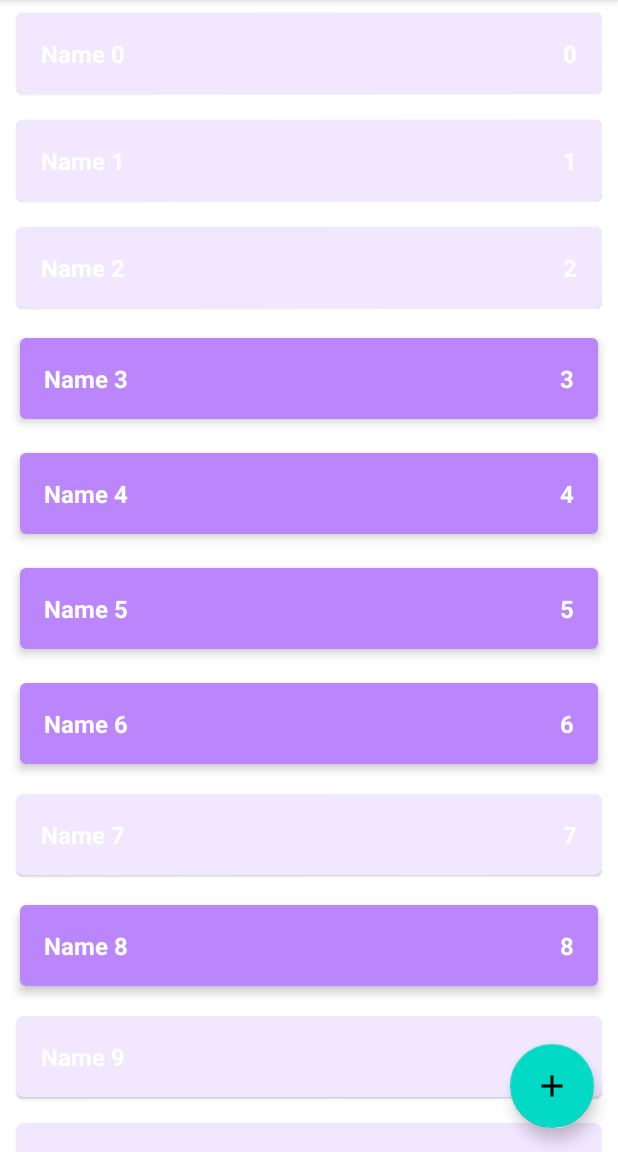
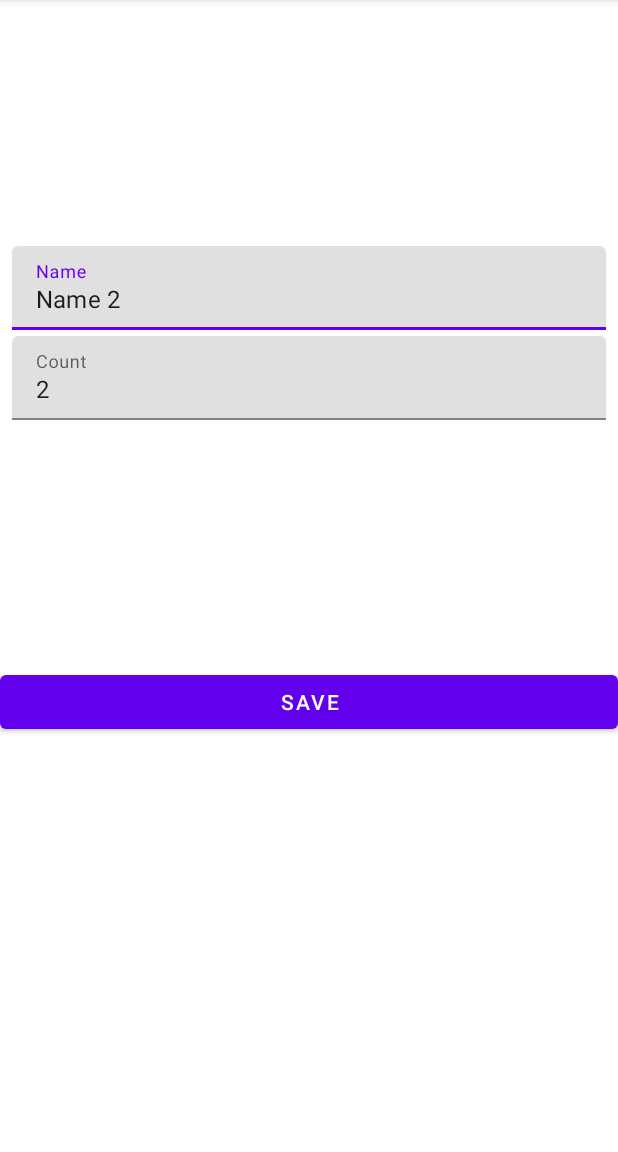
Before and after one commit to Dimamaman/ShoppinList, an Android app: the screen it shows after launch (MainActivity before the commit, ShopItemActivity after it), after a tap on an icon or button, on a phone screen of 412 x 824 dp, the part 84-1236 px from its top. Run offline under Robolectric (Android 15) with nearby library versions, the phone set to English and light mode, and no system bars.

Commit message:
second activity

```diff
--- a/app/src/main/java/com/example/shoppinlist/data/ShopRepositoryImp.kt
+++ b/app/src/main/java/com/example/shoppinlist/data/ShopRepositoryImp.kt
@@ -12,7 +12,7 @@ object ShopRepositoryImp : ShopListRepository {
     private var autoIncrementId = 0
 
     init {
-        for (i in 0 .. 1000) {
+        for (i in 0 .. 10) {
             val item = ShopItem("Name $i",i, Random.nextBoolean())
             addShopItem(item)
         }
--- a/app/src/main/java/com/example/shoppinlist/presentation/MainActivity.kt
+++ b/app/src/main/java/com/example/shoppinlist/presentation/MainActivity.kt
@@ -8,6 +8,7 @@ import androidx.recyclerview.widget.ItemTouchHelper
 import androidx.recyclerview.widget.RecyclerView
 import com.example.shoppinlist.R
 import com.example.shoppinlist.domain.ShopItem
+import com.google.android.material.floatingactionbutton.FloatingActionButton
 
 class MainActivity : AppCompatActivity() {
     private lateinit var mainViewModel: MainViewModel
@@ -22,6 +23,12 @@ class MainActivity : AppCompatActivity() {
 
         mainViewModel.shopList.observe(this) {
             shopListAdapter.submitList(it)
+        }
+
+        val addButton: FloatingActionButton = findViewById(R.id.button_add_shop_item)
+        addButton.setOnClickListener {
+            val intent = ShopItemActivity.newIntentAddItem(this)
+            startActivity(intent)
         }
     }
 
@@ -71,6 +78,8 @@ class MainActivity : AppCompatActivity() {
     private fun setUpClickListener() {
         shopListAdapter.onShopItemClickListener = {
             Log.d("Clicked", it.name)
+            val intent = ShopItemActivity.newItentEditItem(this,it.id)
+            startActivity(intent)
         }
     }
 
--- /dev/null
+++ b/app/src/main/java/com/example/shoppinlist/presentation/ShopItemActivity.kt
@@ -0,0 +1,151 @@
+package com.example.shoppinlist.presentation
+
+import android.content.Context
+import android.content.Intent
+import androidx.appcompat.app.AppCompatActivity
+import android.os.Bundle
+import android.text.Editable
+import android.text.TextWatcher
+import android.widget.Button
+import android.widget.EditText
+import androidx.lifecycle.ViewModelProvider
+import com.example.shoppinlist.R
+import com.example.shoppinlist.domain.ShopItem
+import com.google.android.material.textfield.TextInputLayout
+
+class ShopItemActivity : AppCompatActivity() {
+    private lateinit var viewmodel: ShopItemViewModel
+    private lateinit var tilName: TextInputLayout
+    private lateinit var tilCount: TextInputLayout
+    private lateinit var etName: EditText
+    private lateinit var etCount: EditText
+    private lateinit var buttonSave: Button
+    private var screenMode = ""
+    private var shopItemId = ShopItem.UNDEFINED_ID
+
+    override fun onCreate(savedInstanceState: Bundle?) {
+        super.onCreate(savedInstanceState)
+        setContentView(R.layout.activity_shop_item)
+        parseIntent()
+        viewmodel = ViewModelProvider(this)[ShopItemViewModel::class.java]
+        initViews()
+        addTextChangeListener()
+        launchRightMode()
+        observeViewModel()
+    }
+
+    private fun observeViewModel() {
+        viewmodel.errorInputCount.observe(this) {
+            val message = if (it) {
+                getString(R.string.error_input_count)
+            } else {
+                null
+            }
+            tilCount.error = message
+        }
+
+        viewmodel.errorInputName.observe(this) {
+            val message = if (it) {
+                getString(R.string.error_input_name)
+            } else {
+                null
+            }
+            tilName.error = message
+        }
+
+        viewmodel.shouldClosedScreen.observe(this) {
+            finish()
+        }
+    }
+
+    private fun launchRightMode() {
+        when (screenMode) {
+            MODE_EDIT -> launchEditMode()
+            MODE_ADD -> launchAddMode()
+        }
+    }
+
+    private fun addTextChangeListener() {
+        etName.addTextChangedListener(object : TextWatcher {
+            override fun beforeTextChanged(s: CharSequence?, start: Int, count: Int, after: Int) {}
+
+            override fun onTextChanged(s: CharSequence?, start: Int, before: Int, count: Int) {
+                viewmodel.resetErrorInputName()
+            }
+
+            override fun afterTextChanged(s: Editable?) {}
+        })
+
+        etCount.addTextChangedListener(object : TextWatcher {
+            override fun beforeTextChanged(s: CharSequence?, start: Int, count: Int, after: Int) {}
+
+            override fun onTextChanged(s: CharSequence?, start: Int, before: Int, count: Int) {
+                viewmodel.resetErrorInputCount()
+            }
+
+            override fun afterTextChanged(s: Editable?) {}
+        })
+    }
+
+    private fun launchEditMode() {
+        viewmodel.getShopItem(shopItemId)
+        viewmodel.shopItem.observe(this) {
+            etName.setText(it.name)
+            etCount.setText(it.count.toString())
+        }
+        buttonSave.setOnClickListener {
+            viewmodel.editShopItem(etName.text?.toString(),etCount.text?.toString())
+        }
+    }
+
+    private fun launchAddMode() {
+        buttonSave.setOnClickListener {
+            viewmodel.addShopItem(etName.text?.toString(),etCount.text?.toString())
+        }
+    }
+
+    private fun initViews() {
+        tilName = findViewById(R.id.til_name)
+        tilCount = findViewById(R.id.til_count)
+        etName = findViewById(R.id.et_name)
+        etCount = findViewById(R.id.et_count)
+        buttonSave = findViewById(R.id.save_button)
+    }
+
+    private fun parseIntent() {
+        if (!intent.hasExtra(EXTRA_SCREEN_MODE)) {
+            throw RuntimeException("Param screen mode is absent")
+        }
+        val mode = intent.getStringExtra(EXTRA_SCREEN_MODE)
+        if (mode != MODE_ADD && mode != MODE_EDIT) {
+            throw RuntimeException("Param screen mode is absent")
+        }
+        screenMode = mode
+        if (screenMode == MODE_EDIT) {
+            if (!intent.hasExtra(EXTRA_SHOP_ITEM_ID)) {
+                throw RuntimeException("Unknown screen mode $mode")
+            }
+            shopItemId = intent.getIntExtra(EXTRA_SHOP_ITEM_ID,ShopItem.UNDEFINED_ID)
+        }
+    }
+
+    companion object {
+        private const val EXTRA_SCREEN_MODE = "extra_mode"
+        private const val EXTRA_SHOP_ITEM_ID = "extra_shop_item_id"
+        private const val MODE_EDIT = "mode_edit"
+        private const val MODE_ADD = "mode_add"
+
+        fun newIntentAddItem(context: Context): Intent {
+            val intent = Intent(context,ShopItemActivity::class.java)
+            intent.putExtra(EXTRA_SCREEN_MODE, MODE_ADD)
+            return intent
+        }
+
+        fun newItentEditItem(context: Context,shopItemId: Int): Intent {
+            val intent = Intent(context,ShopItemActivity::class.java)
+            intent.putExtra(EXTRA_SCREEN_MODE, MODE_EDIT)
+            intent.putExtra(EXTRA_SHOP_ITEM_ID,shopItemId)
+            return intent
+        }
+    }
+}
--- /dev/null
+++ b/app/src/main/java/com/example/shoppinlist/presentation/ShopItemViewModel.kt
@@ -0,0 +1,105 @@
+package com.example.shoppinlist.presentation
+
+import androidx.lifecycle.LiveData
+import androidx.lifecycle.MutableLiveData
+import androidx.lifecycle.ViewModel
+import com.example.shoppinlist.data.ShopRepositoryImp
+import com.example.shoppinlist.domain.AddShopItemUseCase
+import com.example.shoppinlist.domain.EditShopItemUseCase
+import com.example.shoppinlist.domain.GetShopItemUseCase
+import com.example.shoppinlist.domain.ShopItem
+
+class ShopItemViewModel : ViewModel() {
+
+    private val repository = ShopRepositoryImp
+    private val getShopItemUseCase = GetShopItemUseCase(repository)
+    private val addShopItemUseCase = AddShopItemUseCase(repository)
+    private val editShopItemUseCase = EditShopItemUseCase(repository)
+
+    private val _errorInputName: MutableLiveData<Boolean> = MutableLiveData()
+    val errorInputName: LiveData<Boolean>
+        get() = _errorInputName
+
+    private val _errorInputCount: MutableLiveData<Boolean> = MutableLiveData()
+    val errorInputCount: LiveData<Boolean>
+        get() = _errorInputCount
+
+    private val _shopItem: MutableLiveData<ShopItem> = MutableLiveData()
+    val shopItem: LiveData<ShopItem>
+        get() = _shopItem
+
+    private val _shouldClosedScreen = MutableLiveData<Unit>()
+    val shouldClosedScreen: LiveData<Unit>
+        get() = _shouldClosedScreen
+
+
+    fun getShopItem(shopItemId: Int) {
+        val item = getShopItemUseCase.getShopItem(shopItemId)
+        _shopItem.value = item
+    }
+
+
+    fun addShopItem(inputName: String?, inputCount: String?) {
+        val name = parseName(inputName)
+        val count = parseCount(inputCount)
+
+        if (validateInput(name, count)) {
+            val shopItem = ShopItem(name, count, true)
+            addShopItemUseCase.addShopItem(shopItem)
+            finishWork()
+        }
+    }
+
+    fun editShopItem(inputName: String?, inputCount: String?) {
+        val name = parseName(inputName)
+        val count = parseCount(inputCount)
+
+        if (validateInput(name, count)) {
+            _shopItem.value?.let {
+                val item = it.copy(name = name, count = count)
+                editShopItemUseCase.editShopItem(item)
+                finishWork()
+            }
+        }
+    }
+
+    private fun parseName(inputName: String?): String {
+        return inputName?.trim() ?: ""
+    }
+
+    private fun parseCount(inputCount: String?): Int {
+        return try {
+            inputCount?.trim()?.toInt() ?: 0
+        } catch (e: Exception) {
+            0
+        }
+    }
+
+    private fun validateInput(name: String, count: Int): Boolean {
+        var result = true
+
+        if (name.isBlank()) {
+            _errorInputName.value = true
+            result = false
+        }
+
+        if (count <= 0) {
+            _errorInputCount.value = true
+            result = false
+        }
+
+        return result
+    }
+
+    fun resetErrorInputCount() {
+        _errorInputCount.value = false
+    }
+
+    fun resetErrorInputName() {
+        _errorInputName.value = false
+    }
+
+    private fun finishWork() {
+        _shouldClosedScreen.value = Unit
+    }
+}
--- /dev/null
+++ b/app/src/main/res/layout/activity_shop_item.xml
@@ -0,0 +1,61 @@
+<?xml version="1.0" encoding="utf-8"?>
+<androidx.constraintlayout.widget.ConstraintLayout xmlns:android="http://schemas.android.com/apk/res/android"
+    xmlns:app="http://schemas.android.com/apk/res-auto"
+    xmlns:tools="http://schemas.android.com/tools"
+    android:layout_width="match_parent"
+    android:layout_height="match_parent"
+    tools:context=".presentation.ShopItemActivity">
+
+    <com.google.android.material.textfield.TextInputLayout
+        android:id="@+id/til_name"
+        android:layout_width="0dp"
+        android:layout_height="wrap_content"
+        android:layout_marginHorizontal="8dp"
+        app:layout_constraintBottom_toTopOf="@+id/til_count"
+        app:layout_constraintEnd_toEndOf="parent"
+        app:layout_constraintStart_toStartOf="parent"
+        app:layout_constraintTop_toTopOf="parent"
+        android:layout_marginBottom="4dp"
+        app:layout_constraintVertical_chainStyle="packed">
+
+
+        <com.google.android.material.textfield.TextInputEditText
+            android:id="@+id/et_name"
+            android:layout_width="match_parent"
+            android:layout_height="wrap_content"
+            android:hint="@string/name"
+            android:inputType="textCapWords" />
+    </com.google.android.material.textfield.TextInputLayout>
+
+
+    <com.google.android.material.textfield.TextInputLayout
+        android:id="@+id/til_count"
+        android:layout_width="0dp"
+        android:layout_height="wrap_content"
+        app:layout_constraintStart_toStartOf="parent"
+        app:layout_constraintEnd_toEndOf="parent"
+        app:layout_constraintTop_toBottomOf="@id/til_name"
+        android:layout_marginHorizontal="8dp"
+        app:layout_constraintBottom_toTopOf="@id/save_button">
+
+
+        <com.google.android.material.textfield.TextInputEditText
+            android:id="@+id/et_count"
+            android:hint="@string/cont"
+            android:layout_width="match_parent"
+            android:layout_height="wrap_content"
+            android:inputType="number"
+            />
+    </com.google.android.material.textfield.TextInputLayout>
+
+    <Button
+        android:id="@+id/save_button"
+        android:layout_width="0dp"
+        android:layout_height="wrap_content"
+        android:layout_marginBottom="276dp"
+        android:text="@string/save"
+        app:layout_constraintBottom_toBottomOf="parent"
+        app:layout_constraintEnd_toEndOf="parent"
+        app:layout_constraintStart_toStartOf="parent" />
+
+</androidx.constraintlayout.widget.ConstraintLayout>
--- a/app/src/main/res/values/strings.xml
+++ b/app/src/main/res/values/strings.xml
@@ -1,4 +1,9 @@
 <resources>
     <string name="app_name">Shoppin List</string>
     <string name="add_a_new_shop_item">Add a new shop item</string>
+    <string name="name">Name</string>
+    <string name="cont">Count</string>
+    <string name="save">Save</string>
+    <string name="error_input_count">Error Count</string>
+    <string name="error_input_name">Error Name</string>
 </resources>
```
Also changed, not shown: app/src/main/AndroidManifest.xml (+8 -0 lines).
